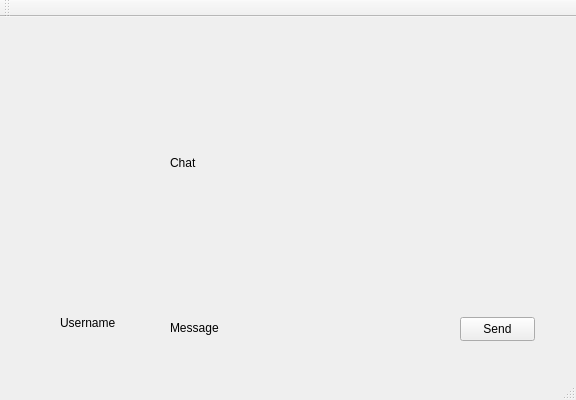
andreeamacsim/ProjectModernCpp, file ProjectC++/GraphicInterface/Chat.ui: the form before one commit.
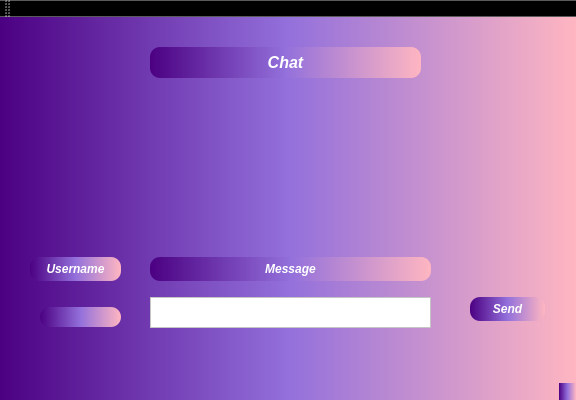
The form after the commit.

Commit message: I modified the Chat interface so that it has the same color scheme of the project and I added the necessary elements, then I will add the functionalities

Diff of the .ui file:
```diff
--- a/ProjectC++/GraphicInterface/Chat.ui
+++ b/ProjectC++/GraphicInterface/Chat.ui
@@ -13,59 +13,139 @@
   <property name="windowTitle">
    <string>Chat</string>
   </property>
+  <property name="styleSheet">
+   <string notr="true">background-color: qlineargradient(spread:pad, x1:0, y1:0, x2:1, y2:0, stop:0 rgba(75, 0, 130, 255), stop:0.5 rgba(147, 112, 219, 255), stop:1 rgba(255, 182, 193, 255))
+</string>
+  </property>
   <widget class="QWidget" name="centralWidget">
-   <widget class="QLabel" name="label">
-    <property name="geometry">
-     <rect>
-      <x>170</x>
-      <y>290</y>
-      <width>251</width>
-      <height>41</height>
-     </rect>
-    </property>
-    <property name="text">
-     <string>Message</string>
-    </property>
-   </widget>
-   <widget class="QLabel" name="label_2">
-    <property name="geometry">
-     <rect>
-      <x>60</x>
-      <y>290</y>
-      <width>91</width>
-      <height>31</height>
-     </rect>
-    </property>
-    <property name="text">
-     <string>Username</string>
-    </property>
-   </widget>
-   <widget class="QLabel" name="label_3">
-    <property name="geometry">
-     <rect>
-      <x>170</x>
-      <y>30</y>
-      <width>291</width>
-      <height>231</height>
-     </rect>
-    </property>
-    <property name="text">
-     <string>Chat</string>
-    </property>
-   </widget>
    <widget class="QPushButton" name="pushButton">
     <property name="geometry">
      <rect>
-      <x>460</x>
-      <y>300</y>
+      <x>470</x>
+      <y>280</y>
       <width>75</width>
       <height>24</height>
      </rect>
     </property>
+    <property name="font">
+     <font>
+      <italic>true</italic>
+      <bold>true</bold>
+     </font>
+    </property>
+    <property name="styleSheet">
+     <string notr="true">background-color: qlineargradient(spread:pad, x1:0, y1:0, x2:1, y2:0, stop:0 rgba(75, 0, 130, 255), stop:0.5 rgba(147, 112, 219, 255), stop:1 rgba(255, 182, 193, 255));
+color: white;
+border-radius: 10px;</string>
+    </property>
     <property name="text">
      <string>Send</string>
     </property>
    </widget>
+   <widget class="QPushButton" name="pushButton_2">
+    <property name="geometry">
+     <rect>
+      <x>150</x>
+      <y>30</y>
+      <width>271</width>
+      <height>31</height>
+     </rect>
+    </property>
+    <property name="font">
+     <font>
+      <pointsize>12</pointsize>
+      <italic>true</italic>
+      <bold>true</bold>
+     </font>
+    </property>
+    <property name="styleSheet">
+     <string notr="true">background-color: qlineargradient(spread:pad, x1:0, y1:0, x2:1, y2:0, stop:0 rgba(75, 0, 130, 255), stop:0.5 rgba(147, 112, 219, 255), stop:1 rgba(255, 182, 193, 255));
+color: white;
+border-radius: 10px;</string>
+    </property>
+    <property name="text">
+     <string>Chat</string>
+    </property>
+   </widget>
+   <widget class="QPushButton" name="pushButton_3">
+    <property name="geometry">
+     <rect>
+      <x>30</x>
+      <y>240</y>
+      <width>91</width>
+      <height>24</height>
+     </rect>
+    </property>
+    <property name="font">
+     <font>
+      <italic>true</italic>
+      <bold>true</bold>
+     </font>
+    </property>
+    <property name="styleSheet">
+     <string notr="true">background-color: qlineargradient(spread:pad, x1:0, y1:0, x2:1, y2:0, stop:0 rgba(75, 0, 130, 255), stop:0.5 rgba(147, 112, 219, 255), stop:1 rgba(255, 182, 193, 255));
+color: white;
+border-radius: 10px;</string>
+    </property>
+    <property name="text">
+     <string>Username</string>
+    </property>
+   </widget>
+   <widget class="QPushButton" name="pushButton_4">
+    <property name="geometry">
+     <rect>
+      <x>150</x>
+      <y>240</y>
+      <width>281</width>
+      <height>24</height>
+     </rect>
+    </property>
+    <property name="font">
+     <font>
+      <italic>true</italic>
+      <bold>true</bold>
+     </font>
+    </property>
+    <property name="styleSheet">
+     <string notr="true">background-color: qlineargradient(spread:pad, x1:0, y1:0, x2:1, y2:0, stop:0 rgba(75, 0, 130, 255), stop:0.5 rgba(147, 112, 219, 255), stop:1 rgba(255, 182, 193, 255));
+color: white;
+border-radius: 10px;</string>
+    </property>
+    <property name="text">
+     <string>Message</string>
+    </property>
+   </widget>
+   <widget class="QTextEdit" name="textEdit">
+    <property name="geometry">
+     <rect>
+      <x>150</x>
+      <y>280</y>
+      <width>281</width>
+      <height>31</height>
+     </rect>
+    </property>
+    <property name="styleSheet">
+     <string notr="true">background-color: white;</string>
+    </property>
+   </widget>
+   <widget class="QLabel" name="label">
+    <property name="geometry">
+     <rect>
+      <x>40</x>
+      <y>290</y>
+      <width>81</width>
+      <height>20</height>
+     </rect>
+    </property>
+    <property name="styleSheet">
+     <string notr="true">background-color: qlineargradient(spread:pad, x1:0, y1:0, x2:1, y2:0, stop:0 rgba(75, 0, 130, 255), stop:0.5 rgba(147, 112, 219, 255), stop:1 rgba(255, 182, 193, 255));
+color: white;
+border-radius: 10px;</string>
+    </property>
+    <property name="text">
+     <string/>
+    </property>
+   </widget>
   </widget>
   <widget class="QMenuBar" name="menuBar">
    <property name="geometry">
```
